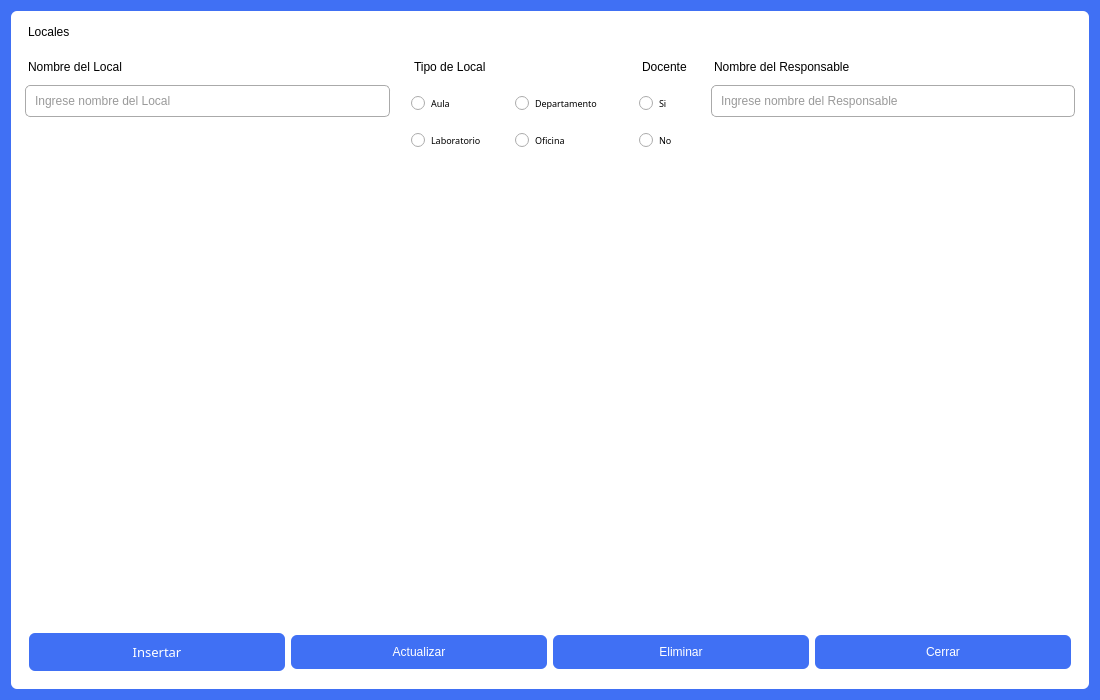
First picture: the form in vista/ui/gest_locales.ui, repository AlexCoder0309/Proyecto-Final, before the edit.
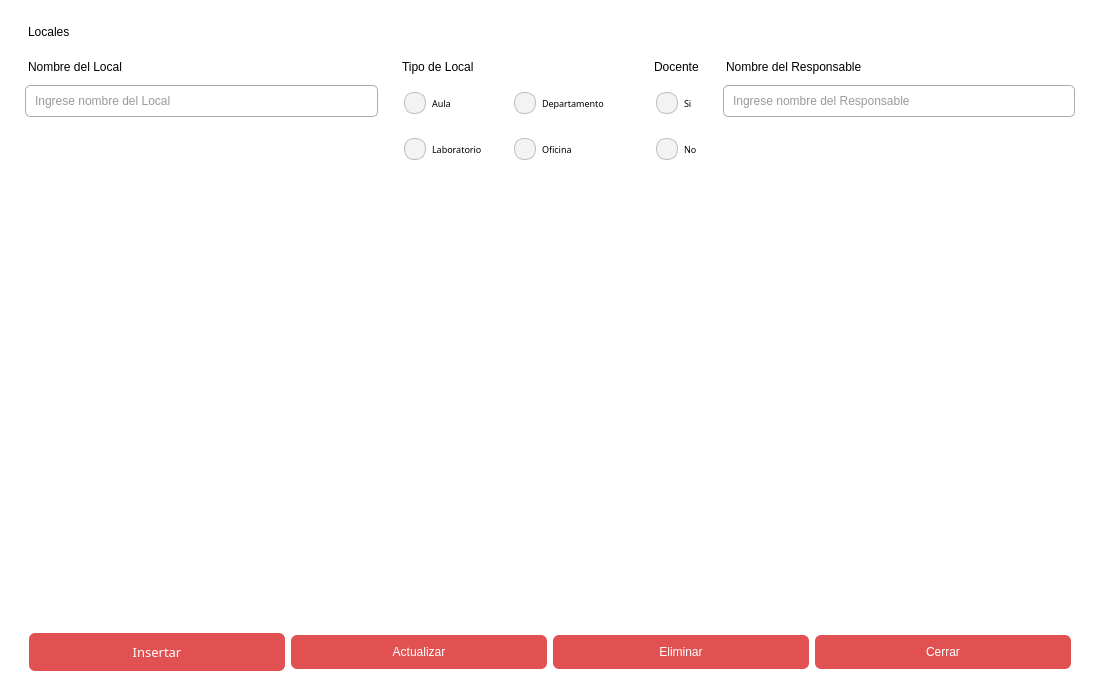
Second picture: the form after the edit. Icons and pictures are not drawn.

```diff
--- a/vista/ui/gest_locales.ui
+++ b/vista/ui/gest_locales.ui
@@ -29,7 +29,7 @@
    <string>Facul-Tech</string>
   </property>
   <property name="styleSheet">
-   <string notr="true">  background-color: #4070f4;</string>
+   <string notr="true">  background-color: white;</string>
   </property>
   <layout class="QGridLayout" name="gridLayout">
    <item row="0" column="0">
@@ -170,10 +170,31 @@
          </font>
         </property>
         <property name="styleSheet">
-         <string notr="true">font: 7pt &quot;Bahnschrift Light SemiCondensed&quot;;
+         <string notr="true">QRadioButton{font: 7pt &quot;Bahnschrift Light SemiCondensed&quot;;
 margin: 5px 5px 5px 30px;
 
-</string>
+
+padding:5px;
+    border-radius:          10px;
+}
+
+QRadioButton::indicator {
+    width:                  10px;
+    height:                 10px;
+    border-radius:          10px;
+padding:5px;
+}
+
+QRadioButton::indicator:checked {
+    background-color:      rgb(225, 81, 81);
+
+}
+
+QRadioButton::indicator:unchecked {
+    background-color:       #f3f3f3;
+border-radius: 10px;
+    border:                 1px solid #bbbbbb;
+}</string>
         </property>
         <property name="text">
          <string>No</string>
@@ -220,9 +241,31 @@
          </font>
         </property>
         <property name="styleSheet">
-         <string notr="true">font: 7pt &quot;Bahnschrift Light SemiCondensed&quot;;
+         <string notr="true">QRadioButton{font: 7pt &quot;Bahnschrift Light SemiCondensed&quot;;
 margin: 0 5px 0 10px;
-</string>
+
+
+padding:5px;
+    border-radius:          10px;
+}
+
+QRadioButton::indicator {
+    width:                  10px;
+    height:                 10px;
+    border-radius:          10px;
+padding:5px;
+}
+
+QRadioButton::indicator:checked {
+    background-color:      rgb(225, 81, 81);
+
+}
+
+QRadioButton::indicator:unchecked {
+    background-color:       #f3f3f3;
+border-radius: 10px;
+    border:                 1px solid #bbbbbb;
+}</string>
         </property>
         <property name="text">
          <string>Oficina</string>
@@ -241,10 +284,31 @@
          </font>
         </property>
         <property name="styleSheet">
-         <string notr="true">font: 7pt &quot;Bahnschrift Light SemiCondensed&quot;;
+         <string notr="true">QRadioButton{font: 7pt &quot;Bahnschrift Light SemiCondensed&quot;;
 margin: 0 5px 0 10px;
 
-</string>
+
+padding:5px;
+    border-radius:          10px;
+}
+
+QRadioButton::indicator {
+    width:                  10px;
+    height:                 10px;
+    border-radius:          10px;
+padding:5px;
+}
+
+QRadioButton::indicator:checked {
+    background-color:      rgb(225, 81, 81);
+
+}
+
+QRadioButton::indicator:unchecked {
+    background-color:       #f3f3f3;
+border-radius: 10px;
+    border:                 1px solid #bbbbbb;
+}</string>
         </property>
         <property name="text">
          <string>Aula</string>
@@ -263,11 +327,33 @@
          </font>
         </property>
         <property name="styleSheet">
-         <string notr="true">font: 7pt &quot;Bahnschrift Light SemiCondensed&quot;;
+         <string notr="true">QRadioButton{font: 7pt &quot;Bahnschrift Light SemiCondensed&quot;;
 margin: 0 5px 0 10px;
 
 
-</string>
+
+
+padding:5px;
+    border-radius:          10px;
+}
+
+QRadioButton::indicator {
+    width:                  10px;
+    height:                 10px;
+    border-radius:          10px;
+padding:5px;
+}
+
+QRadioButton::indicator:checked {
+    background-color:      rgb(225, 81, 81);
+
+}
+
+QRadioButton::indicator:unchecked {
+    background-color:       #f3f3f3;
+border-radius: 10px;
+    border:                 1px solid #bbbbbb;
+}</string>
         </property>
         <property name="text">
          <string>Departamento</string>
@@ -286,10 +372,31 @@
          </font>
         </property>
         <property name="styleSheet">
-         <string notr="true">font: 7pt &quot;Bahnschrift Light SemiCondensed&quot;;
+         <string notr="true">QRadioButton{font: 7pt &quot;Bahnschrift Light SemiCondensed&quot;;
 margin: 0 5px 0px 30px;
 
-</string>
+
+padding:5px;
+    border-radius:          10px;
+}
+
+QRadioButton::indicator {
+    width:                  10px;
+    height:                 10px;
+    border-radius:          10px;
+padding:5px;
+}
+
+QRadioButton::indicator:checked {
+    background-color:      rgb(225, 81, 81);
+
+}
+
+QRadioButton::indicator:unchecked {
+    background-color:       #f3f3f3;
+border-radius: 10px;
+    border:                 1px solid #bbbbbb;
+}</string>
         </property>
         <property name="text">
          <string>Si</string>
@@ -311,8 +418,30 @@
          </font>
         </property>
         <property name="styleSheet">
-         <string notr="true">margin: 0 5px 0 10px;
-</string>
+         <string notr="true">QRadioButton{margin: 0 5px 0 10px;
+
+
+padding:5px;
+    border-radius:          10px;
+}
+
+QRadioButton::indicator {
+    width:                  10px;
+    height:                 10px;
+    border-radius:          10px;
+padding:5px;
+}
+
+QRadioButton::indicator:checked {
+    background-color:      rgb(225, 81, 81);
+
+}
+
+QRadioButton::indicator:unchecked {
+    background-color:       #f3f3f3;
+border-radius: 10px;
+    border:                 1px solid #bbbbbb;
+}</string>
         </property>
         <property name="text">
          <string>Laboratorio</string>
@@ -345,7 +474,7 @@
   padding: 10px;
   border-radius: 6px;
   line-height: 18px;
-  background-color: #4070f4;
+background-color:rgb(225, 81, 81);
   color:white;
 font: 10pt &quot;Bahnschrift Light SemiCondensed&quot;;}
 
@@ -365,7 +494,7 @@
   padding: 10px;
   border-radius: 6px;
   line-height: 18px;
-  background-color: #4070f4;
+background-color:rgb(225, 81, 81);
   color:white;
 font: 10pt &quot;Bahnschrift Light SemiCondensed&quot;;}
 
@@ -385,7 +514,7 @@
   padding: 10px;
   border-radius: 6px;
   line-height: 18px;
-  background-color: #4070f4;
+background-color:rgb(225, 81, 81);
   color:white;
 font: 10pt &quot;Bahnschrift Light SemiCondensed&quot;;}
 
@@ -412,7 +541,7 @@
   border-radius: 6px;
   text-align: center;
   line-height: 18px;
-  background-color: #4070f4;
+background-color:rgb(225, 81, 81);
   color:white;
 font: 10pt &quot;Bahnschrift Light SemiCondensed&quot;;}
 
```
Left out of the diff: 18 changed lines with no effect on the pictures.
